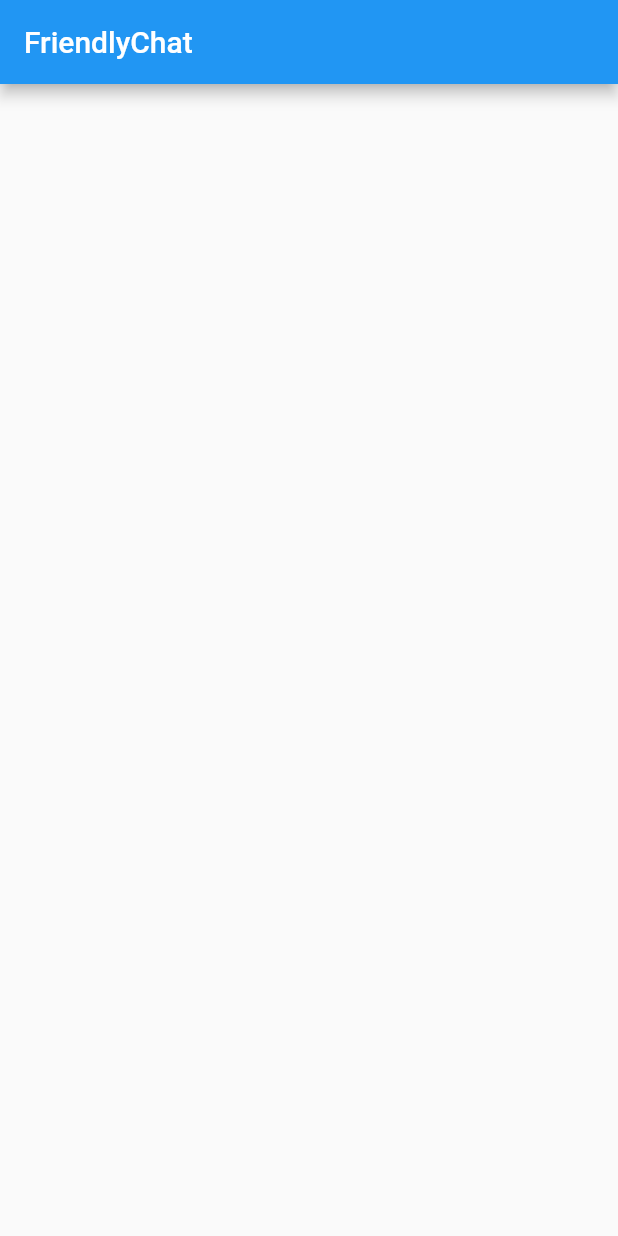
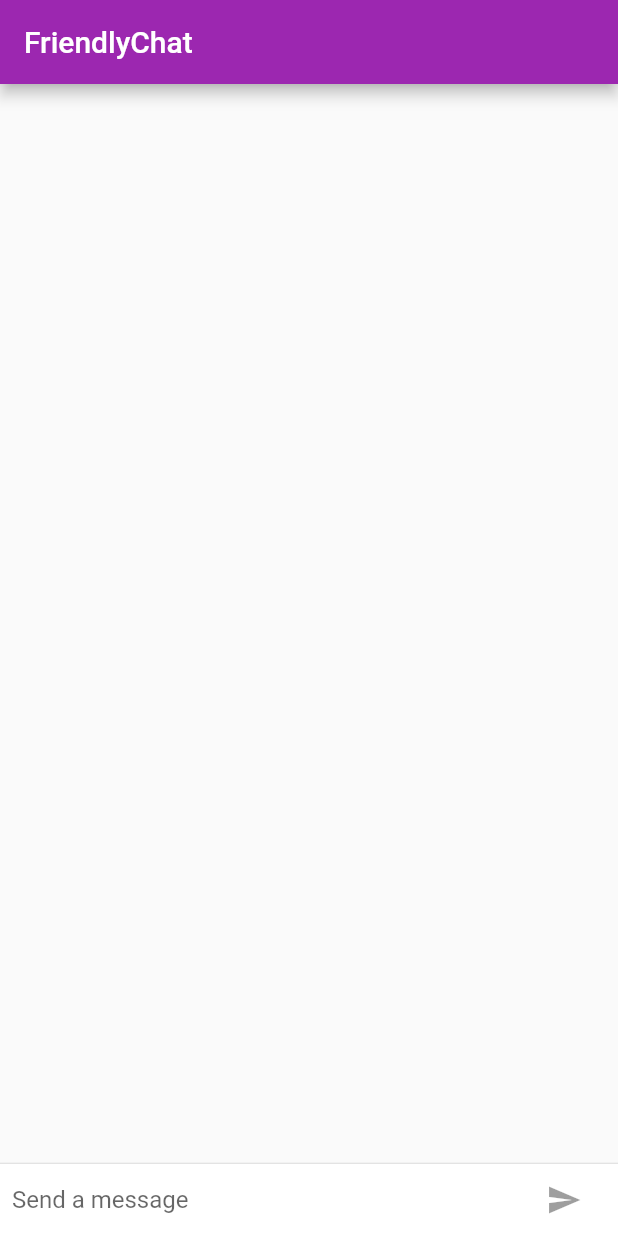
Before and after one commit to AntonioVdlC/friendly_chat, a Flutter app: the screen it shows after launch, on a phone screen of 412 x 824 dp. Run offline on Flutter 3.47's test engine with Material 2 defaults, Android fonts, the phone set to English and light mode, and no system bars.

Commit message:
Complete implementation

```diff
--- a/lib/main.dart
+++ b/lib/main.dart
@@ -1,8 +1,23 @@
+import "package:flutter/cupertino.dart";
+import "package:flutter/foundation.dart";
 import "package:flutter/material.dart";
 
 void main() {
   runApp(FriendlyChatApp());
 }
+
+final ThemeData kIOSTheme = ThemeData(
+  primarySwatch: Colors.orange,
+  primaryColor: Colors.grey[100],
+  primaryColorBrightness: Brightness.light,
+);
+
+final ThemeData kDefaultTheme = ThemeData(
+  primaryColor: Colors.purple,
+  accentColor: Colors.orangeAccent[400],
+);
+
+String _name = "Your Name";
 
 class FriendlyChatApp extends StatelessWidget {
   const FriendlyChatApp({
@@ -13,21 +28,176 @@ class FriendlyChatApp extends StatelessWidget {
   Widget build(BuildContext context) {
     return MaterialApp(
       title: 'FriendlyChat',
+      theme: defaultTargetPlatform == TargetPlatform.iOS
+          ? kIOSTheme
+          : kDefaultTheme,
       home: ChatScreen(),
     );
   }
 }
 
+class ChatMessage extends StatelessWidget {
+  ChatMessage({required this.text, required this.animationController});
+  final String text;
+  final AnimationController animationController;
 
-class ChatScreen extends StatelessWidget {
-  const ChatScreen({ Key? key }) : super(key: key);
+  @override
+  Widget build(BuildContext context) {
+    return SizeTransition(
+      sizeFactor:
+          CurvedAnimation(parent: animationController, curve: Curves.easeOut),
+      axisAlignment: 0.0,
+      child: Container(
+        margin: EdgeInsets.symmetric(vertical: 10.0),
+        child: Row(
+          crossAxisAlignment: CrossAxisAlignment.start,
+          children: [
+            Container(
+              margin: EdgeInsets.only(right: 16.0),
+              child: CircleAvatar(child: Text(_name[0])),
+            ),
+            Expanded(
+              child: Column(
+                crossAxisAlignment: CrossAxisAlignment.start,
+                children: [
+                  Text(_name, style: Theme.of(context).textTheme.headline4),
+                  Container(
+                    margin: EdgeInsets.only(top: 5.0),
+                    child: Text(text),
+                  )
+                ],
+              ),
+            )
+          ],
+        ),
+      ),
+    );
+  }
+}
+
+class ChatScreen extends StatefulWidget {
+  const ChatScreen({Key? key}) : super(key: key);
+
+  @override
+  _ChatScreenState createState() => _ChatScreenState();
+}
+
+class _ChatScreenState extends State<ChatScreen> with TickerProviderStateMixin {
+  final List<ChatMessage> _messages = [];
+  final _textController = TextEditingController();
+  final FocusNode _focusNode = FocusNode();
+  bool _isComposing = false;
+
+  void _handleSubmitted(String text) {
+    _textController.clear();
+    setState(() {
+      _isComposing = false;
+    });
+
+    ChatMessage message = ChatMessage(
+      text: text,
+      animationController: AnimationController(
+          duration: const Duration(milliseconds: 700), vsync: this),
+    );
+
+    setState(() {
+      _messages.insert(0, message);
+    });
+
+    _focusNode.requestFocus();
+    message.animationController.forward();
+  }
+
+  Widget _buildTextComposer() {
+    return IconTheme(
+      data: IconThemeData(color: Theme.of(context).accentColor),
+      child: Container(
+        margin: EdgeInsets.symmetric(horizontal: 8.0),
+        child: Row(
+          children: [
+            Flexible(
+              child: TextField(
+                controller: _textController,
+                onChanged: (String text) {
+                  setState(() {
+                    _isComposing = text.isNotEmpty;
+                  });
+                },
+                onSubmitted: _isComposing ? _handleSubmitted : null,
+                decoration:
+                    InputDecoration.collapsed(hintText: "Send a message"),
+                focusNode: _focusNode,
+              ),
+            ),
+            Container(
+              margin: EdgeInsets.symmetric(horizontal: 4.0),
+              child: Theme.of(context).platform == TargetPlatform.iOS
+                  ? CupertinoButton(
+                      child: Text("send"),
+                      onPressed: _isComposing
+                          ? () => _handleSubmitted(_textController.text)
+                          : null,
+                    )
+                  : IconButton(
+                      icon: const Icon(Icons.send),
+                      onPressed: _isComposing
+                          ? () => _handleSubmitted(_textController.text)
+                          : null,
+                    ),
+            ),
+          ],
+        ),
+      ),
+    );
+  }
 
   @override
   Widget build(BuildContext context) {
     return Scaffold(
       appBar: AppBar(
         title: Text("FriendlyChat"),
+        elevation: Theme.of(context).platform == TargetPlatform.iOS ? 0.0 : 4.0,
+      ),
+      body: Container(
+        child: Column(
+          children: [
+            Flexible(
+              child: ListView.builder(
+                padding: EdgeInsets.all(8.0),
+                reverse: true,
+                itemBuilder: (_, int index) => _messages[index],
+                itemCount: _messages.length,
+              ),
+            ),
+            Divider(
+              height: 1.0,
+            ),
+            Container(
+              decoration: BoxDecoration(
+                color: Theme.of(context).cardColor,
+              ),
+              child: _buildTextComposer(),
+            )
+          ],
+        ),
+        decoration: Theme.of(context).platform == TargetPlatform.iOS
+            ? BoxDecoration(
+                border: Border(
+                  top: BorderSide(
+                    color: Colors.grey[200]!,
+                  ),
+                ),
+              )
+            : null,
       ),
     );
   }
+
+  @override
+  void dispose() {
+    for (var message in _messages) {
+      message.animationController.dispose();
+    }
+    super.dispose();
+  }
 }
```
